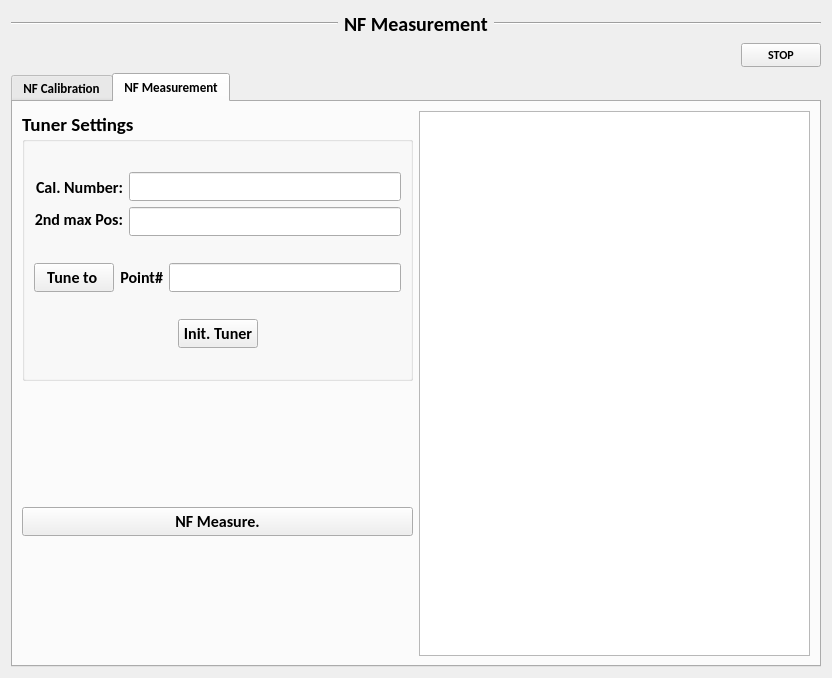
tickyboy/GaNology_remote, file Ui_Lib/Tuner_noise_calibration.ui: the form before one commit.
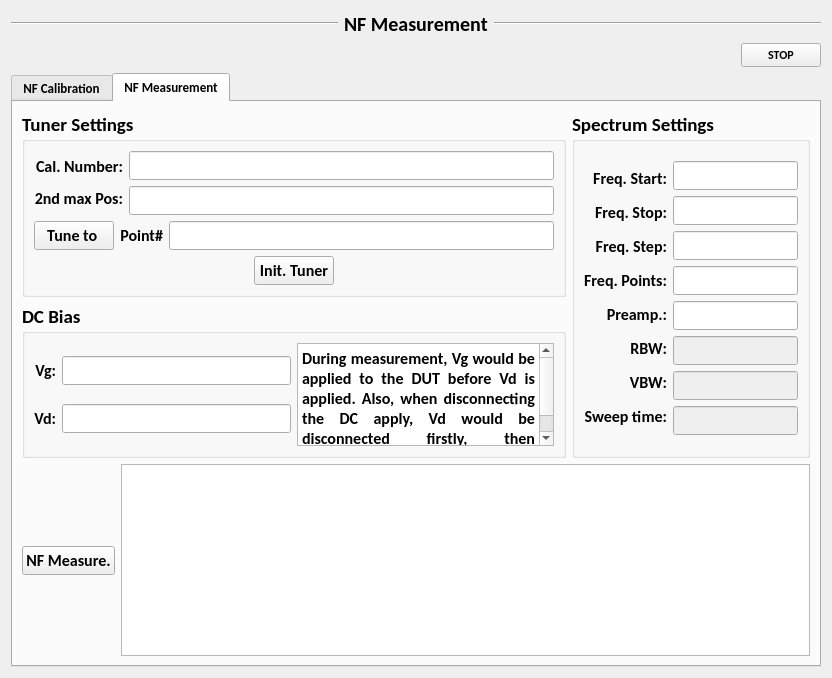
The form after the commit.

Patch:
```diff
--- a/Ui_Lib/Tuner_noise_calibration.ui
+++ b/Ui_Lib/Tuner_noise_calibration.ui
@@ -1039,10 +1039,10 @@
       <attribute name="title">
        <string>NF Measurement</string>
       </attribute>
-      <layout class="QGridLayout" name="gridLayout_7">
-       <item row="0" column="0">
-        <layout class="QVBoxLayout" name="verticalLayout_12">
-         <item>
+      <layout class="QGridLayout" name="gridLayout_10">
+       <item row="0" column="0" colspan="2">
+        <layout class="QGridLayout" name="gridLayout_9">
+         <item row="0" column="0">
           <widget class="QGroupBox" name="groupBox_4">
            <property name="sizePolicy">
             <sizepolicy hsizetype="Expanding" vsizetype="Expanding">
@@ -1257,67 +1257,527 @@
            </layout>
           </widget>
          </item>
+         <item row="0" column="1" rowspan="2">
+          <widget class="QGroupBox" name="groupBox_5">
+           <property name="sizePolicy">
+            <sizepolicy hsizetype="Fixed" vsizetype="Expanding">
+             <horstretch>0</horstretch>
+             <verstretch>0</verstretch>
+            </sizepolicy>
+           </property>
+           <property name="minimumSize">
+            <size>
+             <width>100</width>
+             <height>0</height>
+            </size>
+           </property>
+           <property name="font">
+            <font>
+             <pointsize>14</pointsize>
+            </font>
+           </property>
+           <property name="title">
+            <string>Spectrum Settings</string>
+           </property>
+           <layout class="QGridLayout" name="gridLayout_7">
+            <item row="0" column="0">
+             <layout class="QHBoxLayout" name="horizontalLayout_11">
+              <item>
+               <layout class="QVBoxLayout" name="verticalLayout_12">
+                <item>
+                 <widget class="QLabel" name="label_21">
+                  <property name="sizePolicy">
+                   <sizepolicy hsizetype="Preferred" vsizetype="Fixed">
+                    <horstretch>0</horstretch>
+                    <verstretch>0</verstretch>
+                   </sizepolicy>
+                  </property>
+                  <property name="font">
+                   <font>
+                    <family>Calibri</family>
+                    <pointsize>12</pointsize>
+                    <weight>75</weight>
+                    <bold>true</bold>
+                   </font>
+                  </property>
+                  <property name="layoutDirection">
+                   <enum>Qt::LeftToRight</enum>
+                  </property>
+                  <property name="text">
+                   <string>Freq. Start:</string>
+                  </property>
+                  <property name="alignment">
+                   <set>Qt::AlignRight|Qt::AlignTrailing|Qt::AlignVCenter</set>
+                  </property>
+                 </widget>
+                </item>
+                <item>
+                 <widget class="QLabel" name="label_22">
+                  <property name="sizePolicy">
+                   <sizepolicy hsizetype="Preferred" vsizetype="Fixed">
+                    <horstretch>0</horstretch>
+                    <verstretch>0</verstretch>
+                   </sizepolicy>
+                  </property>
+                  <property name="font">
+                   <font>
+                    <family>Calibri</family>
+                    <pointsize>12</pointsize>
+                    <weight>75</weight>
+                    <bold>true</bold>
+                   </font>
+                  </property>
+                  <property name="layoutDirection">
+                   <enum>Qt::LeftToRight</enum>
+                  </property>
+                  <property name="text">
+                   <string>Freq. Stop:</string>
+                  </property>
+                  <property name="alignment">
+                   <set>Qt::AlignRight|Qt::AlignTrailing|Qt::AlignVCenter</set>
+                  </property>
+                 </widget>
+                </item>
+                <item>
+                 <widget class="QLabel" name="label_23">
+                  <property name="sizePolicy">
+                   <sizepolicy hsizetype="Preferred" vsizetype="Fixed">
+                    <horstretch>0</horstretch>
+                    <verstretch>0</verstretch>
+                   </sizepolicy>
+                  </property>
+                  <property name="font">
+                   <font>
+                    <family>Calibri</family>
+                    <pointsize>12</pointsize>
+                    <weight>75</weight>
+                    <bold>true</bold>
+                   </font>
+                  </property>
+                  <property name="layoutDirection">
+                   <enum>Qt::LeftToRight</enum>
+                  </property>
+                  <property name="text">
+                   <string>Freq. Step:</string>
+                  </property>
+                  <property name="alignment">
+                   <set>Qt::AlignRight|Qt::AlignTrailing|Qt::AlignVCenter</set>
+                  </property>
+                 </widget>
+                </item>
+                <item>
+                 <widget class="QLabel" name="label_24">
+                  <property name="sizePolicy">
+                   <sizepolicy hsizetype="Preferred" vsizetype="Fixed">
+                    <horstretch>0</horstretch>
+                    <verstretch>0</verstretch>
+                   </sizepolicy>
+                  </property>
+                  <property name="font">
+                   <font>
+                    <family>Calibri</family>
+                    <pointsize>12</pointsize>
+                    <weight>75</weight>
+                    <bold>true</bold>
+                   </font>
+                  </property>
+                  <property name="layoutDirection">
+                   <enum>Qt::LeftToRight</enum>
+                  </property>
+                  <property name="text">
+                   <string>Freq. Points:</string>
+                  </property>
+                  <property name="alignment">
+                   <set>Qt::AlignRight|Qt::AlignTrailing|Qt::AlignVCenter</set>
+                  </property>
+                 </widget>
+                </item>
+                <item>
+                 <widget class="QLabel" name="label_25">
+                  <property name="sizePolicy">
+                   <sizepolicy hsizetype="Preferred" vsizetype="Fixed">
+                    <horstretch>0</horstretch>
+                    <verstretch>0</verstretch>
+                   </sizepolicy>
+                  </property>
+                  <property name="font">
+                   <font>
+                    <family>Calibri</family>
+                    <pointsize>12</pointsize>
+                    <weight>75</weight>
+                    <bold>true</bold>
+                   </font>
+                  </property>
+                  <property name="layoutDirection">
+                   <enum>Qt::LeftToRight</enum>
+                  </property>
+                  <property name="frameShape">
+                   <enum>QFrame::NoFrame</enum>
+                  </property>
+                  <property name="text">
+                   <string>Preamp.:</string>
+                  </property>
+                  <property name="alignment">
+                   <set>Qt::AlignRight|Qt::AlignTrailing|Qt::AlignVCenter</set>
+                  </property>
+                 </widget>
+                </item>
+                <item>
+                 <widget class="QLabel" name="label_26">
+                  <property name="sizePolicy">
+                   <sizepolicy hsizetype="Preferred" vsizetype="Fixed">
+                    <horstretch>0</horstretch>
+                    <verstretch>0</verstretch>
+                   </sizepolicy>
+                  </property>
+                  <property name="font">
+                   <font>
+                    <family>Calibri</family>
+                    <pointsize>12</pointsize>
+                    <weight>75</weight>
+                    <bold>true</bold>
+                   </font>
+                  </property>
+                  <property name="layoutDirection">
+                   <enum>Qt::LeftToRight</enum>
+                  </property>
+                  <property name="frameShape">
+                   <enum>QFrame::NoFrame</enum>
+                  </property>
+                  <property name="text">
+                   <string>RBW:</string>
+                  </property>
+                  <property name="alignment">
+                   <set>Qt::AlignRight|Qt::AlignTrailing|Qt::AlignVCenter</set>
+                  </property>
+                 </widget>
+                </item>
+                <item>
+                 <widget class="QLabel" name="label_27">
+                  <property name="sizePolicy">
+                   <sizepolicy hsizetype="Preferred" vsizetype="Fixed">
+                    <horstretch>0</horstretch>
+                    <verstretch>0</verstretch>
+                   </sizepolicy>
+                  </property>
+                  <property name="font">
+                   <font>
+                    <family>Calibri</family>
+                    <pointsize>12</pointsize>
+                    <weight>75</weight>
+                    <bold>true</bold>
+                   </font>
+                  </property>
+                  <property name="layoutDirection">
+                   <enum>Qt::LeftToRight</enum>
+                  </property>
+                  <property name="frameShape">
+                   <enum>QFrame::NoFrame</enum>
+                  </property>
+                  <property name="text">
+                   <string>VBW:</string>
+                  </property>
+                  <property name="alignment">
+                   <set>Qt::AlignRight|Qt::AlignTrailing|Qt::AlignVCenter</set>
+                  </property>
+                 </widget>
+                </item>
+                <item>
+                 <widget class="QLabel" name="label_28">
+                  <property name="sizePolicy">
+                   <sizepolicy hsizetype="Preferred" vsizetype="Fixed">
+                    <horstretch>0</horstretch>
+                    <verstretch>0</verstretch>
+                   </sizepolicy>
+                  </property>
+                  <property name="font">
+                   <font>
+                    <family>Calibri</family>
+                    <pointsize>12</pointsize>
+                    <weight>75</weight>
+                    <bold>true</bold>
+                   </font>
+                  </property>
+                  <property name="layoutDirection">
+                   <enum>Qt::LeftToRight</enum>
+                  </property>
+                  <property name="frameShape">
+                   <enum>QFrame::NoFrame</enum>
+                  </property>
+                  <property name="text">
+                   <string>Sweep time:</string>
+                  </property>
+                  <property name="alignment">
+                   <set>Qt::AlignRight|Qt::AlignTrailing|Qt::AlignVCenter</set>
+                  </property>
+                 </widget>
+                </item>
+               </layout>
+              </item>
+              <item>
+               <layout class="QVBoxLayout" name="verticalLayout_13">
+                <item>
+                 <widget class="QLineEdit" name="freq_start_edit_NF">
+                  <property name="font">
+                   <font>
+                    <pointsize>12</pointsize>
+                   </font>
+                  </property>
+                 </widget>
+                </item>
+                <item>
+                 <widget class="QLineEdit" name="freq_stop_edit_NF">
+                  <property name="font">
+                   <font>
+                    <pointsize>12</pointsize>
+                   </font>
+                  </property>
+                 </widget>
+                </item>
+                <item>
+                 <widget class="QLineEdit" name="freq_step_edit_NF">
+                  <property name="font">
+                   <font>
+                    <pointsize>12</pointsize>
+                   </font>
+                  </property>
+                 </widget>
+                </item>
+                <item>
+                 <widget class="QLineEdit" name="freq_point_edit_NF">
+                  <property name="font">
+                   <font>
+                    <pointsize>12</pointsize>
+                   </font>
+                  </property>
+                 </widget>
+                </item>
+                <item>
+                 <widget class="QLineEdit" name="preamp_edit_NF">
+                  <property name="font">
+                   <font>
+                    <pointsize>12</pointsize>
+                   </font>
+                  </property>
+                 </widget>
+                </item>
+                <item>
+                 <widget class="QLineEdit" name="RBW_edit_NF">
+                  <property name="enabled">
+                   <bool>false</bool>
+                  </property>
+                  <property name="font">
+                   <font>
+                    <pointsize>12</pointsize>
+                   </font>
+                  </property>
+                 </widget>
+                </item>
+                <item>
+                 <widget class="QLineEdit" name="VBW_edit_NF">
+                  <property name="enabled">
+                   <bool>false</bool>
+                  </property>
+                  <property name="font">
+                   <font>
+                    <pointsize>12</pointsize>
+                   </font>
+                  </property>
+                 </widget>
+                </item>
+                <item>
+                 <widget class="QLineEdit" name="Sweeptime_edit_NF">
+                  <property name="enabled">
+                   <bool>false</bool>
+                  </property>
+                  <property name="font">
+                   <font>
+                    <pointsize>12</pointsize>
+                   </font>
+                  </property>
+                 </widget>
+                </item>
+               </layout>
+              </item>
+             </layout>
+            </item>
+           </layout>
+          </widget>
+         </item>
+         <item row="1" column="0">
+          <widget class="QGroupBox" name="groupBox_6">
+           <property name="sizePolicy">
+            <sizepolicy hsizetype="Expanding" vsizetype="Expanding">
+             <horstretch>0</horstretch>
+             <verstretch>0</verstretch>
+            </sizepolicy>
+           </property>
+           <property name="font">
+            <font>
+             <pointsize>14</pointsize>
+            </font>
+           </property>
+           <property name="title">
+            <string>DC Bias</string>
+           </property>
+           <layout class="QGridLayout" name="gridLayout_11">
+            <item row="0" column="0">
+             <layout class="QGridLayout" name="gridLayout_8">
+              <item row="0" column="0">
+               <widget class="QLabel" name="label_29">
+                <property name="sizePolicy">
+                 <sizepolicy hsizetype="Preferred" vsizetype="Fixed">
+                  <horstretch>0</horstretch>
+                  <verstretch>0</verstretch>
+                 </sizepolicy>
+                </property>
+                <property name="font">
+                 <font>
+                  <family>Calibri</family>
+                  <pointsize>12</pointsize>
+                  <weight>75</weight>
+                  <bold>true</bold>
+                 </font>
+                </property>
+                <property name="layoutDirection">
+                 <enum>Qt::LeftToRight</enum>
+                </property>
+                <property name="text">
+                 <string>Vg:</string>
+                </property>
+                <property name="alignment">
+                 <set>Qt::AlignRight|Qt::AlignTrailing|Qt::AlignVCenter</set>
+                </property>
+               </widget>
+              </item>
+              <item row="0" column="1">
+               <widget class="QLineEdit" name="Vg_edit">
+                <property name="font">
+                 <font>
+                  <pointsize>12</pointsize>
+                 </font>
+                </property>
+               </widget>
+              </item>
+              <item row="1" column="0">
+               <widget class="QLabel" name="label_30">
+                <property name="sizePolicy">
+                 <sizepolicy hsizetype="Preferred" vsizetype="Fixed">
+                  <horstretch>0</horstretch>
+                  <verstretch>0</verstretch>
+                 </sizepolicy>
+                </property>
+                <property name="font">
+                 <font>
+                  <family>Calibri</family>
+                  <pointsize>12</pointsize>
+                  <weight>75</weight>
+                  <bold>true</bold>
+                 </font>
+                </property>
+                <property name="layoutDirection">
+                 <enum>Qt::LeftToRight</enum>
+                </property>
+                <property name="text">
+                 <string>Vd:</string>
+                </property>
+                <property name="alignment">
+                 <set>Qt::AlignRight|Qt::AlignTrailing|Qt::AlignVCenter</set>
+                </property>
+               </widget>
+              </item>
+              <item row="1" column="1">
+               <widget class="QLineEdit" name="Vd_edit">
+                <property name="font">
+                 <font>
+                  <pointsize>12</pointsize>
+                 </font>
+                </property>
+               </widget>
+              </item>
+             </layout>
+            </item>
+            <item row="0" column="1">
+             <widget class="QTextBrowser" name="textBrowser_DCSetting">
+              <property name="html">
+               <string>&lt;!DOCTYPE HTML PUBLIC &quot;-//W3C//DTD HTML 4.0//EN&quot; &quot;http://www.w3.org/TR/REC-html40/strict.dtd&quot;&gt;
+&lt;html&gt;&lt;head&gt;&lt;meta name=&quot;qrichtext&quot; content=&quot;1&quot; /&gt;&lt;style type=&quot;text/css&quot;&gt;
+p, li { white-space: pre-wrap; }
+&lt;/style&gt;&lt;/head&gt;&lt;body style=&quot; font-family:'Calibri'; font-size:14pt; font-weight:600; font-style:normal;&quot;&gt;
+&lt;p align=&quot;justify&quot; style=&quot; margin-top:0px; margin-bottom:0px; margin-left:0px; margin-right:0px; -qt-block-indent:0; text-indent:0px;&quot;&gt;&lt;span style=&quot; font-size:12pt;&quot;&gt;During measurement, Vg would be applied to the DUT before Vd is applied. Also, when disconnecting the DC apply, Vd would be disconnected firstly, then disconnect the Vg&lt;/span&gt;&lt;/p&gt;&lt;/body&gt;&lt;/html&gt;</string>
+              </property>
+             </widget>
+            </item>
+           </layout>
+          </widget>
+         </item>
+        </layout>
+       </item>
+       <item row="1" column="0">
+        <layout class="QVBoxLayout" name="verticalLayout_11">
+         <property name="sizeConstraint">
+          <enum>QLayout::SetFixedSize</enum>
+         </property>
          <item>
-          <layout class="QVBoxLayout" name="verticalLayout_11">
-           <property name="sizeConstraint">
-            <enum>QLayout::SetFixedSize</enum>
+          <spacer name="verticalSpacer_3">
+           <property name="orientation">
+            <enum>Qt::Vertical</enum>
            </property>
-           <item>
-            <spacer name="verticalSpacer_3">
-             <property name="orientation">
-              <enum>Qt::Vertical</enum>
-             </property>
-             <property name="sizeHint" stdset="0">
-              <size>
-               <width>20</width>
-               <height>40</height>
-              </size>
-             </property>
-            </spacer>
-           </item>
-           <item>
-            <widget class="QPushButton" name="NF_measure_button">
-             <property name="font">
-              <font>
-               <pointsize>12</pointsize>
-              </font>
-             </property>
-             <property name="text">
-              <string>NF Measure.</string>
-             </property>
-            </widget>
-           </item>
-           <item>
-            <spacer name="verticalSpacer_4">
-             <property name="orientation">
-              <enum>Qt::Vertical</enum>
-             </property>
-             <property name="sizeHint" stdset="0">
-              <size>
-               <width>20</width>
-               <height>40</height>
-              </size>
-             </property>
-            </spacer>
-           </item>
-          </layout>
+           <property name="sizeHint" stdset="0">
+            <size>
+             <width>20</width>
+             <height>40</height>
+            </size>
+           </property>
+          </spacer>
          </item>
+         <item>
+          <widget class="QPushButton" name="NF_measure_button">
+           <property name="font">
+            <font>
+             <pointsize>12</pointsize>
+            </font>
+           </property>
+           <property name="text">
+            <string>NF Measure.</string>
+           </property>
+          </widget>
+         </item>
+         <item>
+          <spacer name="verticalSpacer_4">
+           <property name="orientation">
+            <enum>Qt::Vertical</enum>
+           </property>
+           <property name="sizeHint" stdset="0">
+            <size>
+             <width>20</width>
+             <height>40</height>
+            </size>
+           </property>
+          </spacer>
+         </item>
         </layout>
        </item>
-       <item row="0" column="1">
+       <item row="1" column="1">
         <widget class="QTextBrowser" name="textBrowser_LOG_NF">
          <property name="sizePolicy">
-          <sizepolicy hsizetype="Expanding" vsizetype="Expanding">
+          <sizepolicy hsizetype="MinimumExpanding" vsizetype="Fixed">
            <horstretch>0</horstretch>
            <verstretch>0</verstretch>
           </sizepolicy>
          </property>
+         <property name="maximumSize">
+          <size>
+           <width>16777215</width>
+           <height>16777215</height>
+          </size>
+         </property>
          <property name="html">
           <string>&lt;!DOCTYPE HTML PUBLIC &quot;-//W3C//DTD HTML 4.0//EN&quot; &quot;http://www.w3.org/TR/REC-html40/strict.dtd&quot;&gt;
 &lt;html&gt;&lt;head&gt;&lt;meta name=&quot;qrichtext&quot; content=&quot;1&quot; /&gt;&lt;style type=&quot;text/css&quot;&gt;
 p, li { white-space: pre-wrap; }
 &lt;/style&gt;&lt;/head&gt;&lt;body style=&quot; font-family:'Calibri'; font-size:10pt; font-weight:600; font-style:normal;&quot;&gt;
-&lt;p align=&quot;justify&quot; style=&quot;-qt-paragraph-type:empty; margin-top:0px; margin-bottom:0px; margin-left:0px; margin-right:0px; -qt-block-indent:0; text-indent:0px;&quot;&gt;&lt;br /&gt;&lt;/p&gt;&lt;/body&gt;&lt;/html&gt;</string>
+&lt;p style=&quot;-qt-paragraph-type:empty; margin-top:0px; margin-bottom:0px; margin-left:0px; margin-right:0px; -qt-block-indent:0; text-indent:0px;&quot;&gt;&lt;br /&gt;&lt;/p&gt;&lt;/body&gt;&lt;/html&gt;</string>
          </property>
         </widget>
        </item>
```
Left out of the diff: 2 changed lines with no effect on the pictures.
